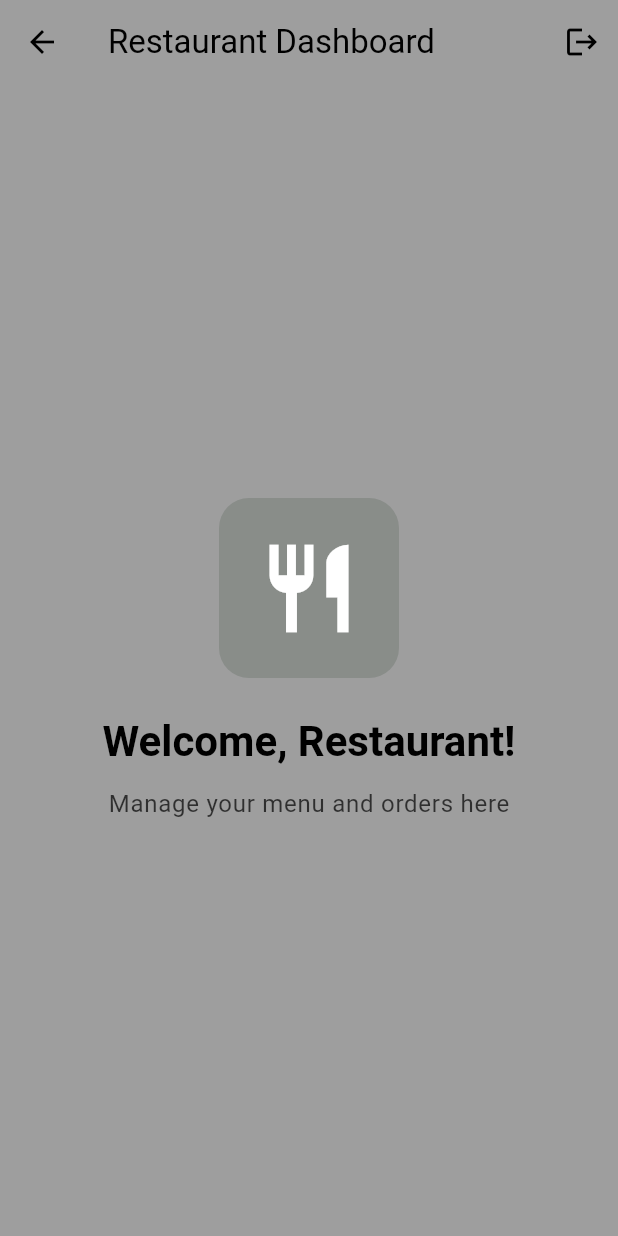
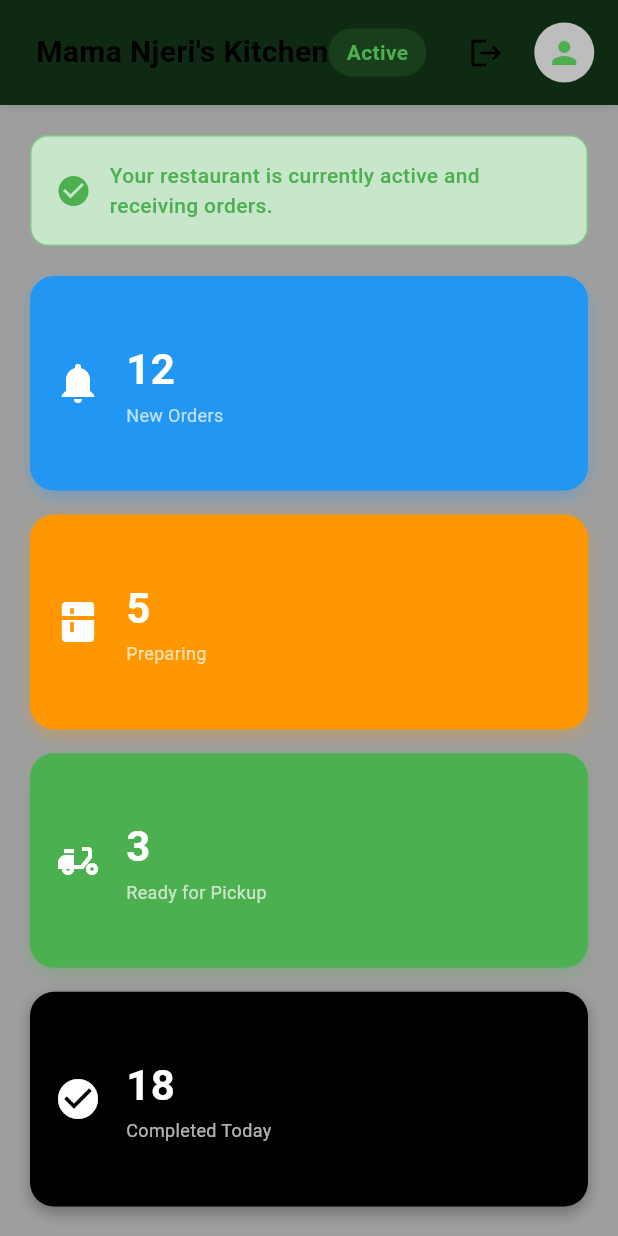
Before and after one commit to DenisIrungu/Food-Fleet, a Flutter app: the RestaurantDashboard screen opened by its route, on a phone screen of 412 x 824 dp. Run offline on Flutter 3.47's test engine with Material 3 defaults, Android fonts, the phone set to English and light mode, and no system bars; our stand-ins replace cloud_firestore, firebase_auth, firebase_core, firebase_storage, fluttertoast, image_picker; accounts and stored records are empty; network calls fail.

Commit message:
Worked on restaurant admin UI

```diff
--- a/lib/screens/dashboards/admin/restaurant_dashboard.dart
+++ b/lib/screens/dashboards/admin/restaurant_dashboard.dart
@@ -1,70 +1,53 @@
 import 'package:flutter/material.dart';
-import 'package:foodfleet/services/auth_service.dart';
-import 'package:foodfleet/utils/routes.dart';
+import 'widgets/sidebar.dart';
+import 'widgets/top_bar.dart';
+import 'widgets/status_banner.dart';
+import 'widgets/stats_grid.dart';
+import 'widgets/quick_actions.dart';
+import 'widgets/todays_summary.dart';
+import 'widgets/recent_orders.dart';
 
 class RestaurantDashboard extends StatelessWidget {
   const RestaurantDashboard({super.key});
 
   @override
   Widget build(BuildContext context) {
-    final AuthService authService = AuthService();
     final colors = Theme.of(context).colorScheme;
+    final width = MediaQuery.of(context).size.width;
+    final isDesktop = width >= 1000;
 
     return Scaffold(
-      appBar: AppBar(
-        title: const Text('Restaurant Dashboard'),
-        actions: [
-          IconButton(
-            icon: const Icon(Icons.logout),
-            onPressed: () async {
-              await authService.signOut();
-
-              if (!context.mounted) return;
-
-              // 🔐 Clear navigation stack and go to login
-              Navigator.pushNamedAndRemoveUntil(
-                context,
-                LOGIN_ROUTE,
-                (route) => false,
-              );
-            },
+      backgroundColor: colors.surface,
+      body: Row(
+        children: [
+          if (isDesktop) Sidebar(colors: colors),
+          Expanded(
+            child: Column(
+              children: [
+                TopBar(colors: colors),
+                Expanded(
+                  child: SingleChildScrollView(
+                    padding: const EdgeInsets.all(20),
+                    child: Column(
+                      crossAxisAlignment: CrossAxisAlignment.start,
+                      children: [
+                        StatusBanner(colors: colors),
+                        const SizedBox(height: 20),
+                        StatsGrid(width: width),
+                        const SizedBox(height: 24),
+                        const QuickActions(),
+                        const SizedBox(height: 24),
+                        const TodaysSummary(),
+                        const SizedBox(height: 24),
+                        RecentOrders(colors: colors),
+                      ],
+                    ),
+                  ),
+                ),
+              ],
+            ),
           ),
         ],
-      ),
-      body: Center(
-        child: Column(
-          mainAxisAlignment: MainAxisAlignment.center,
-          children: [
-            Container(
-              height: 120,
-              width: 120,
-              decoration: BoxDecoration(
-                color: colors.secondary.withOpacity(0.15),
-                borderRadius: BorderRadius.circular(20),
-              ),
-              child: Icon(
-                Icons.restaurant,
-                size: 70,
-                color: colors.tertiary,
-              ),
-            ),
-            const SizedBox(height: 24),
-            Text(
-              'Welcome, Restaurant!',
-              style: Theme.of(context).textTheme.headlineMedium?.copyWith(
-                    fontWeight: FontWeight.bold,
-                    color: colors.onSurface,
-                  ),
-            ),
-            const SizedBox(height: 12),
-            Text(
-              'Manage your menu and orders here',
-              style: Theme.of(context).textTheme.bodyLarge?.copyWith(
-                    color: colors.onSurface.withOpacity(0.7),
-                  ),
-            ),
-          ],
-        ),
       ),
     );
   }
--- /dev/null
+++ b/lib/screens/dashboards/admin/widgets/stats_grid.dart
@@ -0,0 +1,90 @@
+import 'package:flutter/material.dart';
+
+class StatsGrid extends StatelessWidget {
+  final double width;
+  const StatsGrid({super.key, required this.width});
+
+  @override
+  Widget build(BuildContext context) {
+    int count = width >= 1200 ? 4 : (width >= 800 ? 2 : 1);
+
+    return GridView.count(
+      crossAxisCount: count,
+      shrinkWrap: true,
+      physics: const NeverScrollableScrollPhysics(),
+      crossAxisSpacing: 16,
+      mainAxisSpacing: 16,
+      childAspectRatio: 2.6,
+      children: const [
+        StatCard('12', 'New Orders', Icons.notifications, Colors.blue),
+        StatCard('5', 'Preparing', Icons.kitchen, Colors.orange),
+        StatCard('3', 'Ready for Pickup', Icons.delivery_dining, Colors.green),
+        StatCard('18', 'Completed Today', Icons.check_circle, Colors.black),
+      ],
+    );
+  }
+}
+
+class StatCard extends StatelessWidget {
+  final String value, label;
+  final IconData icon;
+  final Color color;
+
+  const StatCard(this.value, this.label, this.icon, this.color, {super.key});
+
+  @override
+  Widget build(BuildContext context) {
+    return Container(
+      padding: const EdgeInsets.all(16),
+      decoration: BoxDecoration(
+        color: color,
+        borderRadius: BorderRadius.circular(16),
+        boxShadow: [
+          BoxShadow(
+            color: color.withOpacity(0.3),
+            blurRadius: 8,
+            offset: const Offset(0, 4),
+          ),
+        ],
+      ),
+      child: Row(
+        children: [
+          Icon(icon, color: Colors.white, size: 32),
+          const SizedBox(width: 16),
+          Expanded(
+            child: Column(
+              crossAxisAlignment: CrossAxisAlignment.start,
+              mainAxisAlignment: MainAxisAlignment.center,
+              mainAxisSize: MainAxisSize.min,
+              children: [
+                FittedBox(
+                  fit: BoxFit.scaleDown,
+                  child: Text(
+                    value,
+                    style: const TextStyle(
+                      fontSize: 28,
+                      fontWeight: FontWeight.bold,
+                      color: Colors.white,
+                    ),
+                  ),
+                ),
+                const SizedBox(height: 2),
+                Flexible(
+                  child: Text(
+                    label,
+                    style: const TextStyle(
+                      color: Colors.white70,
+                      fontSize: 12,
+                    ),
+                    overflow: TextOverflow.ellipsis,
+                    maxLines: 2,
+                  ),
+                ),
+              ],
+            ),
+          )
+        ],
+      ),
+    );
+  }
+}
--- /dev/null
+++ b/lib/screens/dashboards/admin/widgets/status_banner.dart
@@ -0,0 +1,33 @@
+import 'package:flutter/material.dart';
+
+class StatusBanner extends StatelessWidget {
+  final ColorScheme colors;
+  const StatusBanner({super.key, required this.colors});
+
+  @override
+  Widget build(BuildContext context) {
+    return Container(
+      padding: const EdgeInsets.all(16),
+      decoration: BoxDecoration(
+        color: Colors.green.shade100,
+        borderRadius: BorderRadius.circular(12),
+        border: Border.all(color: Colors.green.shade300),
+      ),
+      child: Row(
+        children: const [
+          Icon(Icons.check_circle, color: Colors.green, size: 24),
+          SizedBox(width: 12),
+          Expanded(
+            child: Text(
+              'Your restaurant is currently active and receiving orders.',
+              style: TextStyle(
+                color: Colors.green,
+                fontWeight: FontWeight.w500,
+              ),
+            ),
+          ),
+        ],
+      ),
+    );
+  }
+}
--- /dev/null
+++ b/lib/screens/dashboards/admin/widgets/top_bar.dart
@@ -0,0 +1,69 @@
+import 'package:flutter/material.dart';
+import 'package:foodfleet/services/auth_service.dart';
+import 'package:foodfleet/utils/routes.dart';
+
+class TopBar extends StatelessWidget {
+  final ColorScheme colors;
+  const TopBar({super.key, required this.colors});
+
+  @override
+  Widget build(BuildContext context) {
+    final AuthService authService = AuthService();
+
+    return Container(
+      height: 70,
+      padding: const EdgeInsets.symmetric(horizontal: 24),
+      decoration: BoxDecoration(
+        color: colors.secondary,
+        boxShadow: const [
+          BoxShadow(color: Colors.black12, blurRadius: 6),
+        ],
+      ),
+      child: Row(
+        children: [
+          const Text(
+            "Mama Njeri's Kitchen",
+            style: TextStyle(fontSize: 20, fontWeight: FontWeight.bold),
+          ),
+          const Spacer(),
+          const ActiveBadge(),
+          const SizedBox(width: 16),
+          IconButton(
+            tooltip: 'Logout',
+            icon: const Icon(Icons.logout),
+            onPressed: () async {
+              await authService.signOut();
+              if (!context.mounted) return;
+              Navigator.pushNamedAndRemoveUntil(
+                context,
+                LOGIN_ROUTE,
+                (route) => false,
+              );
+            },
+          ),
+          const SizedBox(width: 8),
+          const CircleAvatar(child: Icon(Icons.person)),
+        ],
+      ),
+    );
+  }
+}
+
+class ActiveBadge extends StatelessWidget {
+  const ActiveBadge({super.key});
+
+  @override
+  Widget build(BuildContext context) {
+    return Container(
+      padding: const EdgeInsets.symmetric(horizontal: 12, vertical: 6),
+      decoration: BoxDecoration(
+        color: Colors.green.withOpacity(0.15),
+        borderRadius: BorderRadius.circular(20),
+      ),
+      child: const Text(
+        'Active',
+        style: TextStyle(color: Colors.green, fontWeight: FontWeight.bold),
+      ),
+    );
+  }
+}
```
Also changed, not shown: lib/screens/dashboards/admin/widgets/quick_actions.dart (added, +62 -0 lines), lib/screens/dashboards/admin/widgets/recent_orders.dart (added, +93 -0 lines), lib/screens/dashboards/admin/widgets/sidebar.dart (added, +84 -0 lines), lib/screens/dashboards/admin/widgets/todays_summary.dart (added, +97 -0 lines), lib/utils/colorsss.dart (deleted).
